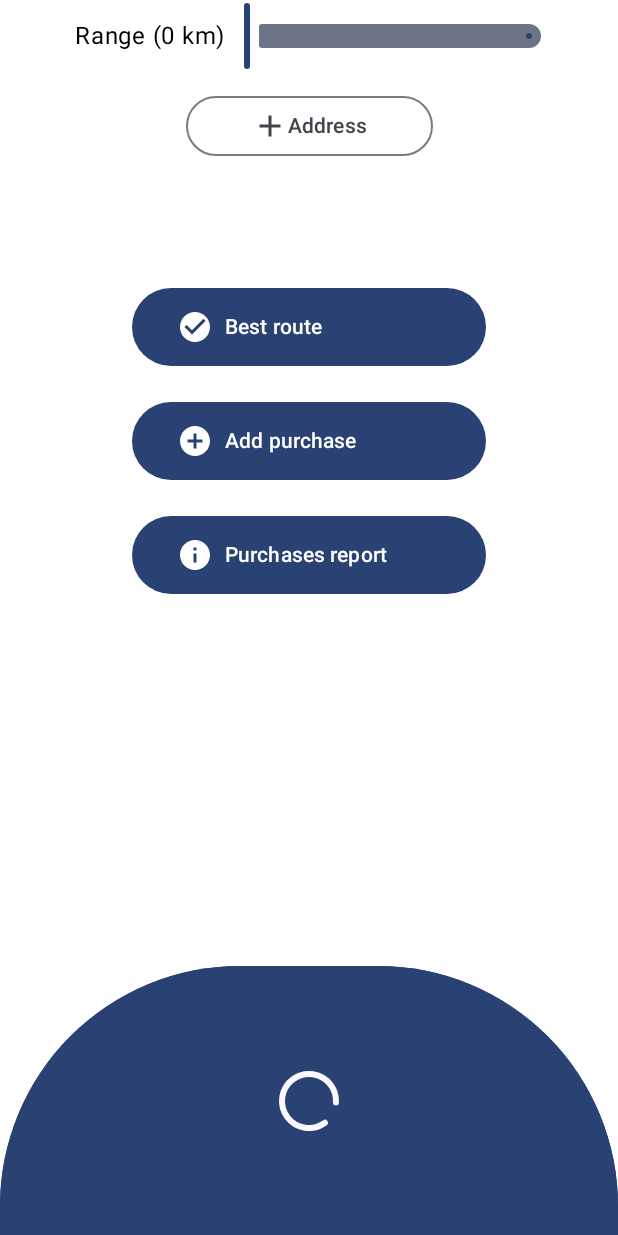
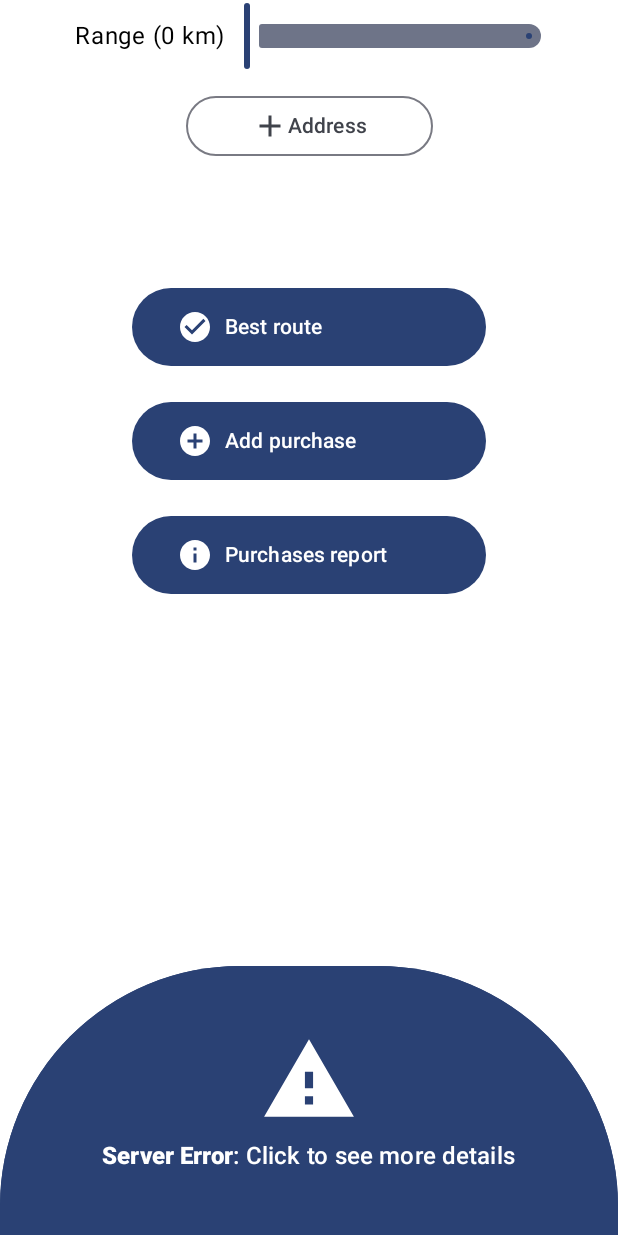
Before and after one commit to nicocababie/PriceRecommender, an Android app built with Jetpack Compose: the @Preview function HomeScreenPreview, on a phone screen of 412 x 824 dp. Run offline under Robolectric (Android 15) with nearby library versions, the phone set to English and light mode, and no system bars.

Commit message:
android - refactor error messages

```diff
--- a/mobile/PriceRecommender/app/src/main/java/com/example/pricerecommender/ui/ApiUIState.kt
+++ b/mobile/PriceRecommender/app/src/main/java/com/example/pricerecommender/ui/ApiUIState.kt
@@ -2,6 +2,6 @@ package com.example.pricerecommender.ui
 
 sealed interface ApiUIState<out T> {
     data class Success<out T>(val data: T) : ApiUIState<T>
-    data class Error(val exception: Throwable, val defaultMessage: String = "An unknown error has occurred, please try again later") : ApiUIState<Nothing>
+    data class Error(val exception: Throwable, val defaultMessage: String = "Server Error: An unknown error has occurred, please try again later") : ApiUIState<Nothing>
     data object Loading : ApiUIState<Nothing>
 }
--- a/mobile/PriceRecommender/app/src/main/java/com/example/pricerecommender/ui/screen/bestRoute/BestRouteUIState.kt
+++ b/mobile/PriceRecommender/app/src/main/java/com/example/pricerecommender/ui/screen/bestRoute/BestRouteUIState.kt
@@ -1,6 +1,7 @@
 package com.example.pricerecommender.ui.screen.bestRoute
 
 import com.example.pricerecommender.data.model.MarkerDetail
+import com.example.pricerecommender.ui.ApiUIState
 import com.google.android.gms.maps.model.CameraPosition
 import com.google.android.gms.maps.model.LatLng
 
@@ -8,5 +9,6 @@ data class BestRouteUIState(
     val cameraPosition: CameraPosition =
         CameraPosition.fromLatLngZoom(LatLng(-34.901112, -56.164532), 14f),
     var isMapLoaded: Boolean = false,
-    var details: List<MarkerDetail> = emptyList()
+    var details: List<MarkerDetail> = emptyList(),
+    val apiState: ApiUIState<List<MarkerDetail>> = ApiUIState.Loading
 )
--- a/mobile/PriceRecommender/app/src/main/java/com/example/pricerecommender/ui/screen/cart/CartScreen.kt
+++ b/mobile/PriceRecommender/app/src/main/java/com/example/pricerecommender/ui/screen/cart/CartScreen.kt
@@ -69,7 +69,7 @@ fun CartScreen(
         is ApiUIState.Error -> {
             val errorState = cartState.apiState
             ErrorScreen(
-                message = errorState.exception.message ?: errorState.defaultMessage,
+                message = errorState.defaultMessage,
                 onRetry = onRetryClick
             )
         }
--- a/mobile/PriceRecommender/app/src/main/java/com/example/pricerecommender/ui/screen/home/HomeScreen.kt
+++ b/mobile/PriceRecommender/app/src/main/java/com/example/pricerecommender/ui/screen/home/HomeScreen.kt
@@ -42,8 +42,13 @@ import androidx.compose.ui.Modifier
 import androidx.compose.ui.graphics.Color
 import androidx.compose.ui.graphics.vector.ImageVector
 import androidx.compose.ui.res.stringResource
+import androidx.compose.ui.text.SpanStyle
+import androidx.compose.ui.text.buildAnnotatedString
+import androidx.compose.ui.text.font.FontWeight
+import androidx.compose.ui.text.withStyle
 import androidx.compose.ui.tooling.preview.Preview
 import androidx.compose.ui.unit.dp
+import androidx.compose.ui.unit.sp
 import com.example.pricerecommender.R
 import com.example.pricerecommender.data.model.AddressDetail
 import com.example.pricerecommender.ui.ApiUIState
@@ -141,7 +146,27 @@ fun HomeScreen(
                             )
                         }
                         is ApiUIState.Error -> {
-                            Icon(imageVector = Icons.Default.Warning, contentDescription = "")
+                            Column(
+                                horizontalAlignment = Alignment.CenterHorizontally,
+                                verticalArrangement = Arrangement.spacedBy(8.dp)
+                            ){
+                                Icon(
+                                    imageVector = Icons.Default.Warning,
+                                    contentDescription = "",
+                                    modifier = Modifier.fillMaxSize(0.4f)
+                                )
+                                Text(
+                                    text = buildAnnotatedString {
+                                        withStyle(
+                                            style = SpanStyle(fontWeight = FontWeight.ExtraBold)
+                                        ) {
+                                            append(stringResource(R.string.server_error))
+                                        }
+                                        append(": ${stringResource(R.string.click_to_see_more_details)}")
+                                    },
+                                    fontSize = 16.sp
+                                )
+                            }
                         }
                         is ApiUIState.Success -> {
                             Box(
@@ -361,7 +386,7 @@ fun HomeScreenPreview() {
     PriceRecommenderTheme {
         HomeScreen(
             HomeUIState(apiState = ApiUIState.Success("")),
-            CartUIState(apiState = ApiUIState.Loading),
+            CartUIState(apiState = ApiUIState.Error(exception = Throwable())),
             {}, {}, {}, {}, {}, {}, {}, {}, {}
         )
     }
--- a/mobile/PriceRecommender/app/src/main/java/com/example/pricerecommender/ui/screen/purchase/PurchaseViewModel.kt
+++ b/mobile/PriceRecommender/app/src/main/java/com/example/pricerecommender/ui/screen/purchase/PurchaseViewModel.kt
@@ -88,8 +88,8 @@ class PurchaseViewModel @Inject constructor(
             } catch (e: Exception) {
                 Toast.makeText(
                     context,
-                    "Error: ${e.message}",
-                    Toast.LENGTH_SHORT
+                    "Server Error: Error while adding purchase",
+                    Toast.LENGTH_LONG
                 ).show()
             }
         }
--- a/mobile/PriceRecommender/app/src/main/java/com/example/pricerecommender/ui/screen/purchasesReport/PurchasesReportScreen.kt
+++ b/mobile/PriceRecommender/app/src/main/java/com/example/pricerecommender/ui/screen/purchasesReport/PurchasesReportScreen.kt
@@ -46,7 +46,7 @@ fun PurchasesReportScreen(
         is ApiUIState.Error -> {
             val errorState = uiState.apiState
             ErrorScreen(
-                message = errorState.exception.message ?: errorState.defaultMessage,
+                message = errorState.defaultMessage,
                 onRetry = onRetryClick
             )
         }
--- a/mobile/PriceRecommender/app/src/main/res/values/strings.xml
+++ b/mobile/PriceRecommender/app/src/main/res/values/strings.xml
@@ -40,4 +40,6 @@
     <string name="select_department">Select department</string>
     <string name="submit">Submit</string>
     <string name="selected_purchase_screen">Purchase details</string>
+    <string name="server_error">Server Error</string>
+    <string name="click_to_see_more_details">Click to see more details</string>
 </resources>
```
Also changed, not shown: mobile/PriceRecommender/app/src/main/java/com/example/pricerecommender/ui/PriceRecommenderApp.kt (+9 -1 lines), mobile/PriceRecommender/app/src/main/java/com/example/pricerecommender/ui/screen/bestRoute/BestRouteViewModel.kt (+9 -1 lines), mobile/PriceRecommender/app/src/main/java/com/example/pricerecommender/ui/screen/bestRoute/CheckBestRouteScreen.kt (+19 -1 lines), mobile/PriceRecommender/app/src/main/java/com/example/pricerecommender/ui/screen/cart/CartViewModel.kt (+5 -5 lines).
